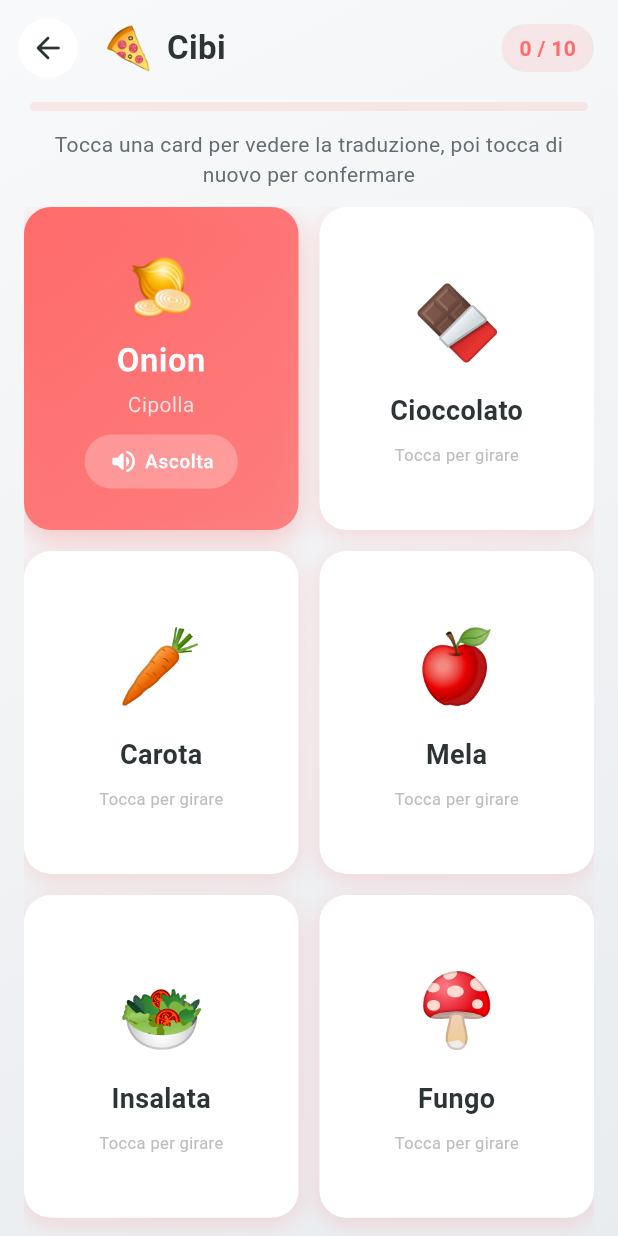
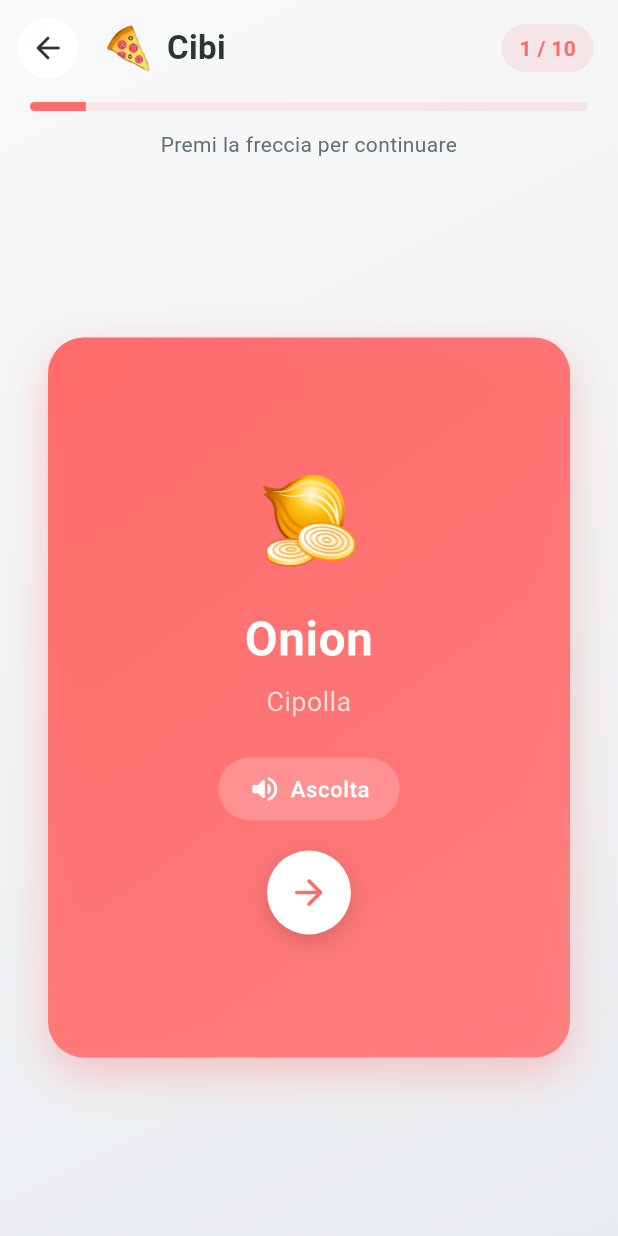
Before and after one commit to RiccardoDominici/vocab-flip, a Flutter app: the GameScreen screen opened directly with sample values from the repository, after a tap on "Cipolla", on a phone screen of 412 x 824 dp. Run offline on Flutter 3.47's test engine with Material 3 defaults, Android fonts, the phone set to English and light mode, and no system bars; missing offline and left inert: dart:js_interop.

Commit message:
Single card view: show one card at a time with next arrow
- Replaced grid layout with single centered card
- Card shows emoji + Italian word, tap to flip
- Back shows English translation + audio + arrow button (->)
- Arrow advances to next card, last card shows round complete

Co-Authored-By: Claude Opus 4.6 <noreply@anthropic.com>

```diff
--- a/lib/screens/game_screen.dart
+++ b/lib/screens/game_screen.dart
@@ -13,9 +13,9 @@ class GameScreen extends StatefulWidget {
 }
 
 class _GameScreenState extends State<GameScreen> {
-  late List<VocabWord> _currentWords;
-  final Set<int> _revealedIndices = {};
-  int? _currentFlippedIndex;
+  late List<VocabWord> _words;
+  int _currentIndex = 0;
+  bool _isFlipped = false;
   static const int _cardsPerRound = 10;
 
   @override
@@ -26,20 +26,22 @@ class _GameScreenState extends State<GameScreen> {
 
   void _loadRound() {
     final shuffled = List<VocabWord>.from(widget.theme.words)..shuffle(Random());
-    _currentWords = shuffled.take(_cardsPerRound).toList();
-    _revealedIndices.clear();
-    _currentFlippedIndex = null;
+    _words = shuffled.take(_cardsPerRound).toList();
+    _currentIndex = 0;
+    _isFlipped = false;
   }
 
-  void _onCardTapped(int index) {
+  void _flipCard() {
+    if (!_isFlipped) {
+      setState(() => _isFlipped = true);
+    }
+  }
+
+  void _nextCard() {
     setState(() {
-      if (_currentFlippedIndex == index) {
-        // Tapping the already-flipped card: mark as revealed and close
-        _revealedIndices.add(index);
-        _currentFlippedIndex = null;
-      } else if (!_revealedIndices.contains(index)) {
-        // Flip new card (closes the previous one automatically)
-        _currentFlippedIndex = index;
+      if (_currentIndex < _words.length - 1) {
+        _currentIndex++;
+        _isFlipped = false;
       }
     });
   }
@@ -50,11 +52,13 @@ class _GameScreenState extends State<GameScreen> {
     });
   }
 
+  bool get _isLastCard => _currentIndex >= _words.length - 1;
+  bool get _roundComplete => _isLastCard && _isFlipped;
+
   @override
   Widget build(BuildContext context) {
     final themeColor = Color(widget.theme.colorValue);
-    final totalRevealed = _revealedIndices.length;
-    final allRevealed = totalRevealed >= _currentWords.length;
+    final word = _words[_currentIndex];
 
     return Scaffold(
       body: Container(
@@ -97,16 +101,13 @@ class _GameScreenState extends State<GameScreen> {
                     ),
                     const Spacer(),
                     Container(
-                      padding: const EdgeInsets.symmetric(
-                        horizontal: 12,
-                        vertical: 6,
-                      ),
+                      padding: const EdgeInsets.symmetric(horizontal: 12, vertical: 6),
                       decoration: BoxDecoration(
                         color: themeColor.withValues(alpha: 0.12),
                         borderRadius: BorderRadius.circular(20),
                       ),
                       child: Text(
-                        '$totalRevealed / ${_currentWords.length}',
+                        '${_currentIndex + 1} / ${_words.length}',
                         style: TextStyle(
                           fontWeight: FontWeight.w600,
                           color: themeColor,
@@ -122,9 +123,7 @@ class _GameScreenState extends State<GameScreen> {
                 child: ClipRRect(
                   borderRadius: BorderRadius.circular(8),
                   child: LinearProgressIndicator(
-                    value: _currentWords.isEmpty
-                        ? 0
-                        : totalRevealed / _currentWords.length,
+                    value: (_currentIndex + (_isFlipped ? 1 : 0)) / _words.length,
                     minHeight: 6,
                     backgroundColor: themeColor.withValues(alpha: 0.12),
                     valueColor: AlwaysStoppedAnimation<Color>(themeColor),
@@ -132,59 +131,46 @@ class _GameScreenState extends State<GameScreen> {
                 ),
               ),
               const SizedBox(height: 8),
-              // Hint text
+              // Hint
               Padding(
                 padding: const EdgeInsets.symmetric(horizontal: 20),
                 child: Text(
-                  allRevealed
-                      ? 'Bravo! Hai completato il round!'
-                      : 'Tocca una card per vedere la traduzione, poi tocca di nuovo per confermare',
+                  _roundComplete
+                      ? 'Bravo! Round completato!'
+                      : _isFlipped
+                          ? 'Premi la freccia per continuare'
+                          : 'Come si dice in inglese? Tocca per scoprire',
                   style: TextStyle(
-                    color: allRevealed ? themeColor : const Color(0xFF636E72),
+                    color: _roundComplete ? themeColor : const Color(0xFF636E72),
                     fontSize: 14,
-                    fontWeight: allRevealed ? FontWeight.w600 : FontWeight.normal,
+                    fontWeight: _roundComplete ? FontWeight.w600 : FontWeight.normal,
                   ),
                   textAlign: TextAlign.center,
                 ),
               ),
-              const SizedBox(height: 12),
-              // Cards grid
+              // Card - centered
               Expanded(
-                child: Padding(
-                  padding: const EdgeInsets.symmetric(horizontal: 16),
-                  child: GridView.builder(
-                    gridDelegate: const SliverGridDelegateWithMaxCrossAxisExtent(
-                      maxCrossAxisExtent: 200,
-                      mainAxisSpacing: 14,
-                      crossAxisSpacing: 14,
-                      childAspectRatio: 0.85,
+                child: Center(
+                  child: Padding(
+                    padding: const EdgeInsets.symmetric(horizontal: 32, vertical: 16),
+                    child: ConstrainedBox(
+                      constraints: const BoxConstraints(maxWidth: 360, maxHeight: 480),
+                      child: FlipCardWidget(
+                        key: ValueKey('card-$_currentIndex'),
+                        word: word,
+                        themeColor: themeColor,
+                        isFlipped: _isFlipped,
+                        onTap: _flipCard,
+                        onNext: _isLastCard ? null : _nextCard,
+                      ),
                     ),
-                    itemCount: _currentWords.length,
-                    itemBuilder: (context, index) {
-                      final isRevealed = _revealedIndices.contains(index);
-                      final isCurrentlyFlipped = _currentFlippedIndex == index;
-                      return AnimatedOpacity(
-                        opacity: isRevealed ? 0.5 : 1.0,
-                        duration: const Duration(milliseconds: 300),
-                        child: AbsorbPointer(
-                          absorbing: isRevealed,
-                          child: FlipCardWidget(
-                            key: ValueKey('card-$index-${_currentWords[index].english}'),
-                            word: _currentWords[index],
-                            themeColor: themeColor,
-                            isFlipped: isCurrentlyFlipped || isRevealed,
-                            onTap: () => _onCardTapped(index),
-                          ),
-                        ),
-                      );
-                    },
                   ),
                 ),
               ),
-              // Bottom buttons
-              if (allRevealed)
+              // Bottom buttons when round complete
+              if (_roundComplete)
                 Padding(
-                  padding: const EdgeInsets.fromLTRB(20, 8, 20, 16),
+                  padding: const EdgeInsets.fromLTRB(20, 0, 20, 20),
                   child: Row(
                     children: [
                       Expanded(
--- a/lib/widgets/flip_card.dart
+++ b/lib/widgets/flip_card.dart
@@ -8,6 +8,7 @@ class FlipCardWidget extends StatefulWidget {
   final Color themeColor;
   final bool isFlipped;
   final VoidCallback onTap;
+  final VoidCallback? onNext;
 
   const FlipCardWidget({
     super.key,
@@ -15,6 +16,7 @@ class FlipCardWidget extends StatefulWidget {
     required this.themeColor,
     required this.isFlipped,
     required this.onTap,
+    this.onNext,
   });
 
   @override
@@ -61,7 +63,7 @@ class _FlipCardWidgetState extends State<FlipCardWidget>
   Widget build(BuildContext context) {
     return GestureDetector(
       behavior: HitTestBehavior.opaque,
-      onTap: widget.onTap,
+      onTap: widget.isFlipped ? null : widget.onTap,
       child: AnimatedBuilder(
         animation: _animation,
         builder: (context, child) {
@@ -80,6 +82,7 @@ class _FlipCardWidgetState extends State<FlipCardWidget>
                     child: _BackCard(
                       word: widget.word,
                       themeColor: widget.themeColor,
+                      onNext: widget.onNext,
                     ),
                   )
                 : _FrontCard(
@@ -102,48 +105,56 @@ class _FrontCard extends StatelessWidget {
   @override
   Widget build(BuildContext context) {
     return Container(
+      width: double.infinity,
+      height: double.infinity,
       decoration: BoxDecoration(
         color: Colors.white,
-        borderRadius: BorderRadius.circular(18),
+        borderRadius: BorderRadius.circular(24),
         boxShadow: [
           BoxShadow(
             color: themeColor.withValues(alpha: 0.2),
-            blurRadius: 12,
-            offset: const Offset(0, 4),
+            blurRadius: 20,
+            offset: const Offset(0, 8),
           ),
         ],
       ),
-      child: Center(
       child: Column(
-          mainAxisSize: MainAxisSize.min,
+        mainAxisAlignment: MainAxisAlignment.center,
         children: [
           Text(
             word.emoji,
-              style: const TextStyle(fontSize: 48),
+            style: const TextStyle(fontSize: 80),
           ),
-            const SizedBox(height: 12),
+          const SizedBox(height: 24),
           Padding(
-              padding: const EdgeInsets.symmetric(horizontal: 8),
+            padding: const EdgeInsets.symmetric(horizontal: 20),
             child: Text(
               word.italian,
               style: const TextStyle(
-                  fontSize: 18,
-                  fontWeight: FontWeight.w600,
+                fontSize: 28,
+                fontWeight: FontWeight.bold,
                 color: Color(0xFF2D3436),
               ),
               textAlign: TextAlign.center,
             ),
           ),
-            const SizedBox(height: 8),
-            Text(
+          const SizedBox(height: 16),
+          Container(
+            padding: const EdgeInsets.symmetric(horizontal: 16, vertical: 8),
+            decoration: BoxDecoration(
+              color: themeColor.withValues(alpha: 0.1),
+              borderRadius: BorderRadius.circular(20),
+            ),
+            child: Text(
               'Tocca per girare',
               style: TextStyle(
-                fontSize: 11,
-                color: Colors.grey[400],
+                fontSize: 14,
+                color: themeColor,
+                fontWeight: FontWeight.w500,
+              ),
             ),
           ),
         ],
-        ),
       ),
     );
   }
@@ -152,12 +163,19 @@ class _FrontCard extends StatelessWidget {
 class _BackCard extends StatelessWidget {
   final VocabWord word;
   final Color themeColor;
+  final VoidCallback? onNext;
 
-  const _BackCard({required this.word, required this.themeColor});
+  const _BackCard({
+    required this.word,
+    required this.themeColor,
+    this.onNext,
+  });
 
   @override
   Widget build(BuildContext context) {
     return Container(
+      width: double.infinity,
+      height: double.infinity,
       decoration: BoxDecoration(
         gradient: LinearGradient(
           begin: Alignment.topLeft,
@@ -167,76 +185,101 @@ class _BackCard extends StatelessWidget {
             themeColor.withValues(alpha: 0.8),
           ],
         ),
-        borderRadius: BorderRadius.circular(18),
+        borderRadius: BorderRadius.circular(24),
         boxShadow: [
           BoxShadow(
             color: themeColor.withValues(alpha: 0.35),
-            blurRadius: 16,
-            offset: const Offset(0, 6),
+            blurRadius: 24,
+            offset: const Offset(0, 10),
           ),
         ],
       ),
-      child: Center(
       child: Column(
-          mainAxisSize: MainAxisSize.min,
+        mainAxisAlignment: MainAxisAlignment.center,
         children: [
           Text(
             word.emoji,
-              style: const TextStyle(fontSize: 36),
+            style: const TextStyle(fontSize: 56),
           ),
-            const SizedBox(height: 8),
+          const SizedBox(height: 16),
           Padding(
-              padding: const EdgeInsets.symmetric(horizontal: 8),
+            padding: const EdgeInsets.symmetric(horizontal: 20),
             child: Text(
               word.english,
               style: const TextStyle(
-                  fontSize: 22,
+                fontSize: 32,
                 fontWeight: FontWeight.bold,
                 color: Colors.white,
               ),
               textAlign: TextAlign.center,
             ),
           ),
-            const SizedBox(height: 4),
+          const SizedBox(height: 6),
           Padding(
-              padding: const EdgeInsets.symmetric(horizontal: 8),
+            padding: const EdgeInsets.symmetric(horizontal: 20),
             child: Text(
               word.italian,
               style: TextStyle(
-                  fontSize: 14,
-                  color: Colors.white.withValues(alpha: 0.8),
+                fontSize: 18,
+                color: Colors.white.withValues(alpha: 0.75),
               ),
               textAlign: TextAlign.center,
             ),
           ),
-            const SizedBox(height: 10),
+          const SizedBox(height: 24),
+          // Audio button
           GestureDetector(
             onTap: () => SpeechUtil.speak(word.english),
             child: Container(
-                padding: const EdgeInsets.symmetric(horizontal: 16, vertical: 8),
+              padding: const EdgeInsets.symmetric(horizontal: 20, vertical: 10),
               decoration: BoxDecoration(
-                  color: Colors.white.withValues(alpha: 0.25),
-                  borderRadius: BorderRadius.circular(20),
+                color: Colors.white.withValues(alpha: 0.2),
+                borderRadius: BorderRadius.circular(24),
               ),
               child: const Row(
                 mainAxisSize: MainAxisSize.min,
                 children: [
-                    Icon(Icons.volume_up_rounded, color: Colors.white, size: 20),
-                    SizedBox(width: 4),
+                  Icon(Icons.volume_up_rounded, color: Colors.white, size: 22),
+                  SizedBox(width: 6),
                   Text(
                     'Ascolta',
                     style: TextStyle(
                       color: Colors.white,
                       fontWeight: FontWeight.w600,
-                        fontSize: 13,
+                      fontSize: 15,
                     ),
                   ),
                 ],
               ),
             ),
           ),
+          const SizedBox(height: 20),
+          // Next button
+          if (onNext != null)
+            GestureDetector(
+              onTap: onNext,
+              child: Container(
+                width: 56,
+                height: 56,
+                decoration: BoxDecoration(
+                  color: Colors.white,
+                  borderRadius: BorderRadius.circular(28),
+                  boxShadow: [
+                    BoxShadow(
+                      color: Colors.black.withValues(alpha: 0.15),
+                      blurRadius: 10,
+                      offset: const Offset(0, 4),
+                    ),
                   ],
                 ),
+                child: Icon(
+                  Icons.arrow_forward_rounded,
+                  color: themeColor,
+                  size: 28,
+                ),
+              ),
+            ),
+        ],
       ),
     );
   }
```
Lines whose indentation alone changed are shown as unchanged.
